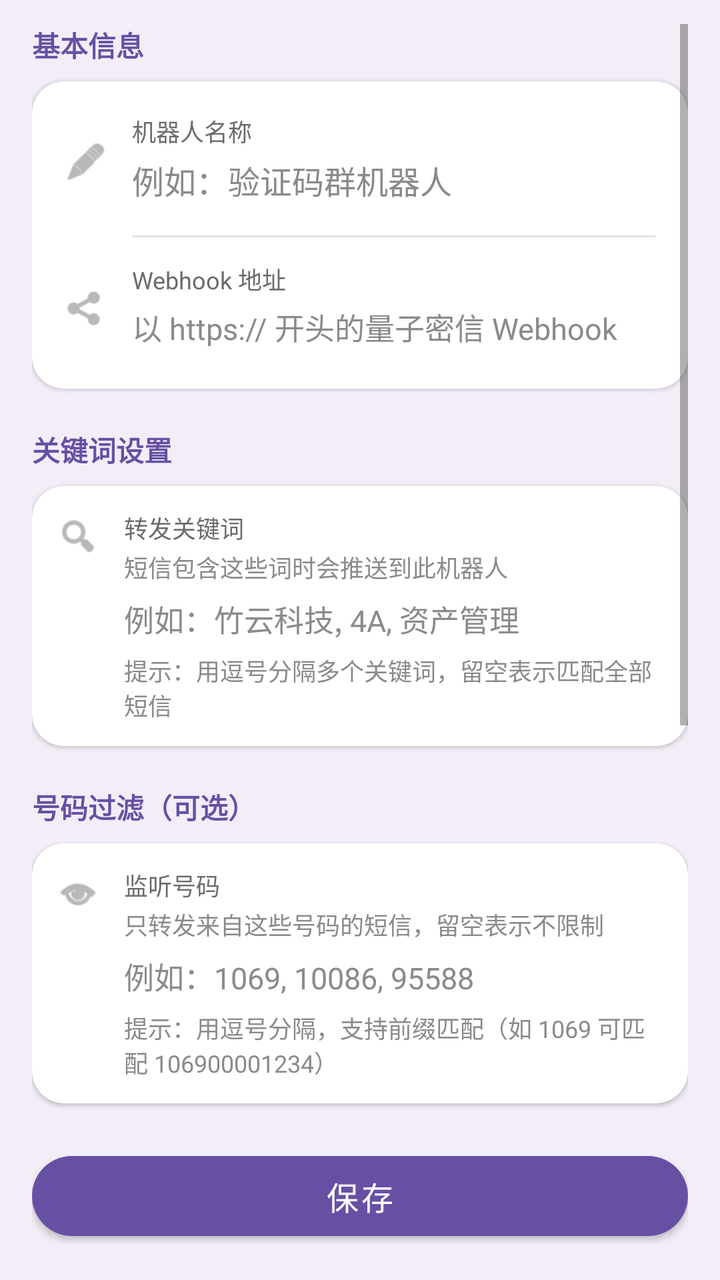
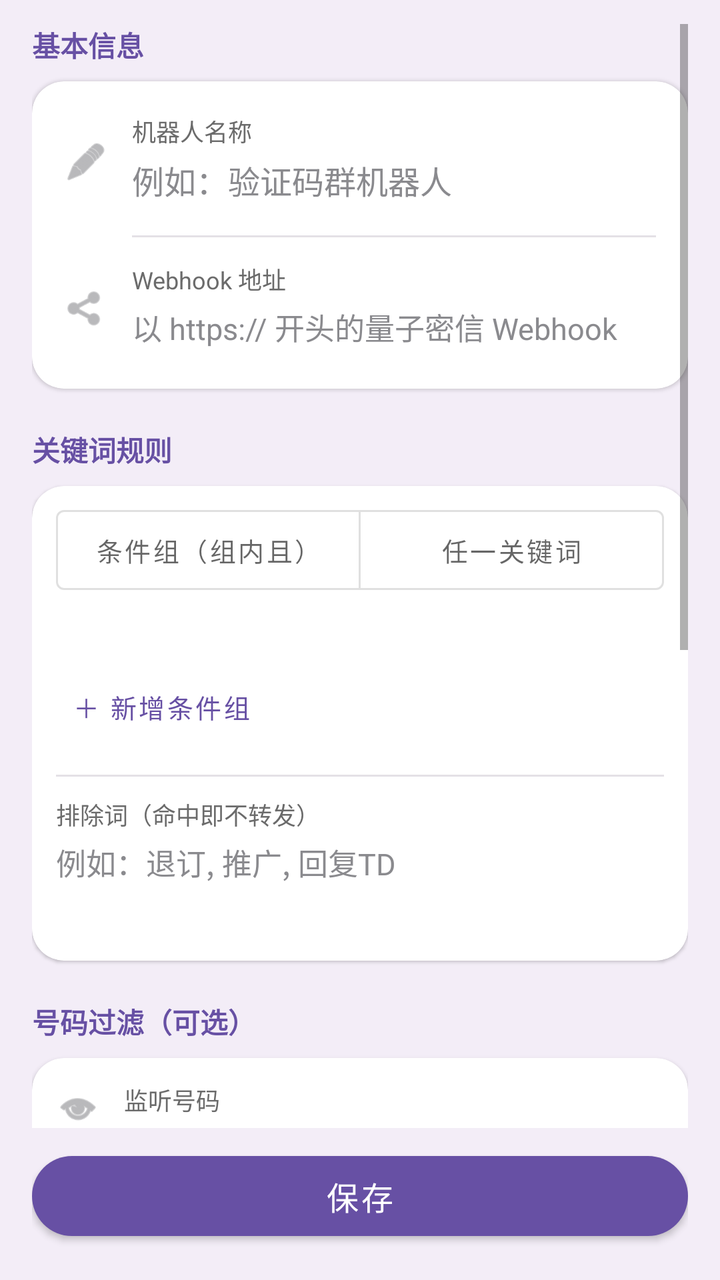

Before-and-after screenshots of an Android layout around one commit, followed by the original layout XML and the change that was made.
<!-- AndroidManifest.xml: application theme Theme.SMSForwarder -->
<!-- res/layout/activity_bot_edit.xml -->
<?xml version="1.0" encoding="utf-8"?>
<LinearLayout xmlns:android="http://schemas.android.com/apk/res/android"
    xmlns:app="http://schemas.android.com/apk/res-auto"
    android:layout_width="match_parent"
    android:layout_height="match_parent"
    android:background="@color/bg_page"
    android:orientation="vertical">

    <ScrollView
        android:layout_width="match_parent"
        android:layout_height="0dp"
        android:layout_weight="1"
        android:clipToPadding="false"
        android:paddingStart="16dp"
        android:paddingEnd="16dp"
        android:paddingTop="12dp">

        <LinearLayout
            android:layout_width="match_parent"
            android:layout_height="wrap_content"
            android:orientation="vertical">

            
            <TextView
                android:layout_width="wrap_content"
                android:layout_height="wrap_content"
                android:layout_marginBottom="8dp"
                android:text="基本信息"
                android:textColor="@color/purple_primary"
                android:textSize="14sp"
                android:textStyle="bold" />

            <com.google.android.material.card.MaterialCardView
                android:layout_width="match_parent"
                android:layout_height="wrap_content"
                app:cardBackgroundColor="@android:color/white"
                app:cardCornerRadius="16dp"
                app:cardElevation="1dp">

                <LinearLayout
                    android:layout_width="match_parent"
                    android:layout_height="wrap_content"
                    android:orientation="vertical"
                    android:padding="4dp">

                    <LinearLayout
                        android:layout_width="match_parent"
                        android:layout_height="wrap_content"
                        android:gravity="center_vertical"
                        android:orientation="horizontal"
                        android:padding="12dp">

                        <ImageView
                            android:layout_width="22dp"
                            android:layout_height="22dp"
                            android:contentDescription="机器人名称"
                            android:src="@android:drawable/ic_menu_edit"
                            android:tint="@color/text_helper" />

                        <LinearLayout
                            android:layout_width="0dp"
                            android:layout_height="wrap_content"
                            android:layout_marginStart="12dp"
                            android:layout_weight="1"
                            android:orientation="vertical">

                            <TextView
                                android:layout_width="wrap_content"
                                android:layout_height="wrap_content"
                                android:text="机器人名称"
                                android:textColor="@color/text_secondary"
                                android:textSize="12sp" />

                            <EditText
                                android:id="@+id/etBotName"
                                android:layout_width="match_parent"
                                android:layout_height="wrap_content"
                                android:background="@null"
                                android:hint="例如：验证码群机器人"
                                android:inputType="text"
                                android:maxLines="1"
                                android:paddingStart="0dp"
                                android:paddingTop="4dp"
                                android:paddingEnd="0dp"
                                android:paddingBottom="4dp"
                                android:textColor="@color/text_primary"
                                android:textColorHint="@color/text_helper"
                                android:textSize="16sp" />
                        </LinearLayout>
                    </LinearLayout>

                    <View
                        android:layout_width="match_parent"
                        android:layout_height="1dp"
                        android:layout_marginStart="46dp"
                        android:layout_marginEnd="12dp"
                        android:background="@color/divider" />

                    <LinearLayout
                        android:layout_width="match_parent"
                        android:layout_height="wrap_content"
                        android:gravity="center_vertical"
                        android:orientation="horizontal"
                        android:padding="12dp">

                        <ImageView
                            android:layout_width="22dp"
                            android:layout_height="22dp"
                            android:contentDescription="Webhook 地址"
                            android:src="@android:drawable/ic_menu_share"
                            android:tint="@color/text_helper" />

                        <LinearLayout
                            android:layout_width="0dp"
                            android:layout_height="wrap_content"
                            android:layout_marginStart="12dp"
                            android:layout_weight="1"
                            android:orientation="vertical">

                            <TextView
                                android:layout_width="wrap_content"
                                android:layout_height="wrap_content"
                                android:text="Webhook 地址"
                                android:textColor="@color/text_secondary"
                                android:textSize="12sp" />

                            <EditText
                                android:id="@+id/etWebhookUrl"
                                android:layout_width="match_parent"
                                android:layout_height="wrap_content"
                                android:background="@null"
                                android:hint="以 https:// 开头的量子密信 Webhook"
                                android:inputType="textMultiLine|textNoSuggestions"
                                android:maxLines="3"
                                android:paddingStart="0dp"
                                android:paddingTop="4dp"
                                android:paddingEnd="0dp"
                                android:paddingBottom="4dp"
                                android:textColor="@color/text_primary"
                                android:textColorHint="@color/text_helper"
                                android:textSize="15sp" />
                        </LinearLayout>
                    </LinearLayout>
                </LinearLayout>
            </com.google.android.material.card.MaterialCardView>

            
            <TextView
                android:layout_width="wrap_content"
                android:layout_height="wrap_content"
                android:layout_marginTop="20dp"
                android:layout_marginBottom="8dp"
                android:text="关键词设置"
                android:textColor="@color/purple_primary"
                android:textSize="14sp"
                android:textStyle="bold" />

            <com.google.android.material.card.MaterialCardView
                android:layout_width="match_parent"
                android:layout_height="wrap_content"
                app:cardBackgroundColor="@android:color/white"
                app:cardCornerRadius="16dp"
                app:cardElevation="1dp">

                <LinearLayout
                    android:layout_width="match_parent"
                    android:layout_height="wrap_content"
                    android:gravity="top"
                    android:orientation="horizontal"
                    android:padding="12dp">

                    <ImageView
                        android:layout_width="22dp"
                        android:layout_height="22dp"
                        android:layout_marginTop="2dp"
                        android:contentDescription="转发关键词"
                        android:src="@android:drawable/ic_menu_search"
                        android:tint="@color/text_helper" />

                    <LinearLayout
                        android:layout_width="0dp"
                        android:layout_height="wrap_content"
                        android:layout_marginStart="12dp"
                        android:layout_weight="1"
                        android:orientation="vertical">

                        <TextView
                            android:layout_width="wrap_content"
                            android:layout_height="wrap_content"
                            android:text="转发关键词"
                            android:textColor="@color/text_secondary"
                            android:textSize="12sp" />

                        <TextView
                            android:layout_width="wrap_content"
                            android:layout_height="wrap_content"
                            android:layout_marginTop="2dp"
                            android:text="短信包含这些词时会推送到此机器人"
                            android:textColor="@color/text_helper"
                            android:textSize="12sp" />

                        <EditText
                            android:id="@+id/etKeywords"
                            android:layout_width="match_parent"
                            android:layout_height="wrap_content"
                            android:layout_marginTop="6dp"
                            android:background="@null"
                            android:hint="例如：竹云科技, 4A, 资产管理"
                            android:inputType="textMultiLine|textNoSuggestions"
                            android:maxLines="3"
                            android:minLines="1"
                            android:padding="0dp"
                            android:textColor="@color/text_primary"
                            android:textColorHint="@color/text_helper"
                            android:textSize="15sp" />

                        <TextView
                            android:layout_width="match_parent"
                            android:layout_height="wrap_content"
                            android:layout_marginTop="6dp"
                            android:text="提示：用逗号分隔多个关键词，留空表示匹配全部短信"
                            android:textColor="@color/text_helper"
                            android:textSize="12sp" />
                    </LinearLayout>
                </LinearLayout>
            </com.google.android.material.card.MaterialCardView>

            
            <TextView
                android:layout_width="wrap_content"
                android:layout_height="wrap_content"
                android:layout_marginTop="20dp"
                android:layout_marginBottom="8dp"
                android:text="号码过滤（可选）"
                android:textColor="@color/purple_primary"
                android:textSize="14sp"
                android:textStyle="bold" />

            <com.google.android.material.card.MaterialCardView
                android:layout_width="match_parent"
                android:layout_height="wrap_content"
                app:cardBackgroundColor="@android:color/white"
                app:cardCornerRadius="16dp"
                app:cardElevation="1dp">

                <LinearLayout
                    android:layout_width="match_parent"
                    android:layout_height="wrap_content"
                    android:gravity="top"
                    android:orientation="horizontal"
                    android:padding="12dp">

                    <ImageView
                        android:layout_width="22dp"
                        android:layout_height="22dp"
                        android:layout_marginTop="2dp"
                        android:contentDescription="监听号码"
                        android:src="@android:drawable/ic_menu_view"
                        android:tint="@color/text_helper" />

                    <LinearLayout
                        android:layout_width="0dp"
                        android:layout_height="wrap_content"
                        android:layout_marginStart="12dp"
                        android:layout_weight="1"
                        android:orientation="vertical">

                        <TextView
                            android:layout_width="wrap_content"
                            android:layout_height="wrap_content"
                            android:text="监听号码"
                            android:textColor="@color/text_secondary"
                            android:textSize="12sp" />

                        <TextView
                            android:layout_width="wrap_content"
                            android:layout_height="wrap_content"
                            android:layout_marginTop="2dp"
                            android:text="只转发来自这些号码的短信，留空表示不限制"
                            android:textColor="@color/text_helper"
                            android:textSize="12sp" />

                        <EditText
                            android:id="@+id/etSenderFilters"
                            android:layout_width="match_parent"
                            android:layout_height="wrap_content"
                            android:layout_marginTop="6dp"
                            android:background="@null"
                            android:hint="例如：1069, 10086, 95588"
                            android:inputType="textMultiLine|textNoSuggestions"
                            android:maxLines="3"
                            android:minLines="1"
                            android:padding="0dp"
                            android:textColor="@color/text_primary"
                            android:textColorHint="@color/text_helper"
                            android:textSize="15sp" />

                        <TextView
                            android:layout_width="match_parent"
                            android:layout_height="wrap_content"
                            android:layout_marginTop="6dp"
                            android:text="提示：用逗号分隔，支持前缀匹配（如 1069 可匹配 106900001234）"
                            android:textColor="@color/text_helper"
                            android:textSize="12sp" />
                    </LinearLayout>
                </LinearLayout>
            </com.google.android.material.card.MaterialCardView>

            
            <TextView
                android:layout_width="wrap_content"
                android:layout_height="wrap_content"
                android:layout_marginTop="20dp"
                android:layout_marginBottom="8dp"
                android:text="状态"
                android:textColor="@color/purple_primary"
                android:textSize="14sp"
                android:textStyle="bold" />

            <com.google.android.material.card.MaterialCardView
                android:layout_width="match_parent"
                android:layout_height="wrap_content"
                app:cardBackgroundColor="@android:color/white"
                app:cardCornerRadius="16dp"
                app:cardElevation="1dp">

                <LinearLayout
                    android:layout_width="match_parent"
                    android:layout_height="wrap_content"
                    android:orientation="vertical"
                    android:padding="12dp">

                    <Switch
                        android:id="@+id/switchBotEnabled"
                        android:layout_width="match_parent"
                        android:layout_height="wrap_content"
                        android:checked="true"
                        android:paddingTop="4dp"
                        android:paddingBottom="4dp"
                        android:text="启用机器人"
                        android:textColor="@color/text_primary"
                        android:textSize="16sp" />

                    <TextView
                        android:layout_width="match_parent"
                        android:layout_height="wrap_content"
                        android:text="关闭后不会转发短信到此机器人"
                        android:textColor="@color/text_helper"
                        android:textSize="12sp" />

                    <View
                        android:layout_width="match_parent"
                        android:layout_height="1dp"
                        android:layout_marginTop="10dp"
                        android:layout_marginBottom="10dp"
                        android:background="@color/divider" />

                    <CheckBox
                        android:id="@+id/cbMentioned"
                        android:layout_width="match_parent"
                        android:layout_height="wrap_content"
                        android:text="开启 @提醒功能"
                        android:textColor="@color/text_primary"
                        android:textSize="15sp" />

                    <EditText
                        android:id="@+id/etMentionMobiles"
                        android:layout_width="match_parent"
                        android:layout_height="wrap_content"
                        android:layout_marginTop="6dp"
                        android:background="@null"
                        android:hint="@指定人员手机号（逗号分隔，留空则 @所有人）"
                        android:inputType="textMultiLine|textNoSuggestions"
                        android:maxLines="2"
                        android:padding="0dp"
                        android:textColor="@color/text_primary"
                        android:textColorHint="@color/text_helper"
                        android:textSize="15sp" />
                </LinearLayout>
            </com.google.android.material.card.MaterialCardView>

            <View
                android:layout_width="match_parent"
                android:layout_height="96dp" />
        </LinearLayout>
    </ScrollView>

    <FrameLayout
        android:layout_width="match_parent"
        android:layout_height="wrap_content"
        android:background="@color/bg_page"
        android:paddingStart="16dp"
        android:paddingTop="8dp"
        android:paddingEnd="16dp"
        android:paddingBottom="16dp">

        <com.google.android.material.button.MaterialButton
            android:id="@+id/btnSaveBot"
            android:layout_width="match_parent"
            android:layout_height="52dp"
            android:text="保存"
            android:textSize="16sp"
            app:cornerRadius="26dp" />
    </FrameLayout>
</LinearLayout>
<!-- resources referenced by this layout -->
<resources>
  <color name="bg_page">#F3EDF7</color>
  <color name="divider">#E4E1E6</color>
  <color name="purple_primary">#6750A4</color>
  <color name="text_helper">#8A8A8E</color>
  <color name="text_primary">#1C1B1F</color>
  <color name="text_secondary">#6B6B6B</color>
  <style name="Theme.SMSForwarder" parent="Theme.MaterialComponents.DayNight.DarkActionBar">
          <item name="colorPrimary">#6750A4</item>
          <item name="colorPrimaryVariant">#4F378B</item>
          <item name="colorOnPrimary">#FFFFFF</item>
          <item name="colorSecondary">#6750A4</item>
          <item name="colorOnSecondary">#FFFFFF</item>
      </style>
</resources>

<!-- the commit's change to res/layout/activity_bot_edit.xml (unified diff, before → after) -->
@@ -150,7 +150,7 @@
                 android:layout_height="wrap_content"
                 android:layout_marginTop="20dp"
                 android:layout_marginBottom="8dp"
-                android:text="关键词设置"
+                android:text="关键词规则"
                 android:textColor="@color/purple_primary"
                 android:textSize="14sp"
                 android:textStyle="bold" />
@@ -165,63 +165,107 @@
                 <LinearLayout
                     android:layout_width="match_parent"
                     android:layout_height="wrap_content"
-                    android:gravity="top"
-                    android:orientation="horizontal"
+                    android:orientation="vertical"
                     android:padding="12dp">
 
-                    <ImageView
-                        android:layout_width="22dp"
-                        android:layout_height="22dp"
+                    <com.google.android.material.button.MaterialButtonToggleGroup
+                        android:id="@+id/ruleModeGroup"
+                        android:layout_width="match_parent"
+                        android:layout_height="wrap_content"
+                        app:selectionRequired="true"
+                        app:singleSelection="true">
+
+                        <com.google.android.material.button.MaterialButton
+                            android:id="@+id/btnModeGroups"
+                            style="@style/Widget.MaterialComponents.Button.OutlinedButton"
+                            android:layout_width="0dp"
+                            android:layout_height="40dp"
+                            android:layout_weight="1"
+                            android:insetTop="0dp"
+                            android:insetBottom="0dp"
+                            android:text="条件组（组内且）"
+                            android:textSize="13sp" />
+
+                        <com.google.android.material.button.MaterialButton
+                            android:id="@+id/btnModeAny"
+                            style="@style/Widget.MaterialComponents.Button.OutlinedButton"
+                            android:layout_width="0dp"
+                            android:layout_height="40dp"
+                            android:layout_weight="1"
+                            android:insetTop="0dp"
+                            android:insetBottom="0dp"
+                            android:text="任一关键词"
+                            android:textSize="13sp" />
+                    </com.google.android.material.button.MaterialButtonToggleGroup>
+
+                    <TextView
+                        android:id="@+id/tvRuleHint"
+                        android:layout_width="match_parent"
+                        android:layout_height="wrap_content"
+                        android:layout_marginTop="8dp"
+                        android:lineSpacingExtra="3dp"
+                        android:textColor="@color/text_helper"
+                        android:textSize="12sp" />
+
+                    <LinearLayout
+                        android:id="@+id/llAnyContainer"
+                        android:layout_width="match_parent"
+                        android:layout_height="wrap_content"
+                        android:layout_marginTop="8dp"
+                        android:orientation="vertical"
+                        android:visibility="gone" />
+
+                    <LinearLayout
+                        android:id="@+id/llGroups"
+                        android:layout_width="match_parent"
+                        android:layout_height="wrap_content"
+                        android:layout_marginTop="8dp"
+                        android:orientation="vertical" />
+
+                    <com.google.android.material.button.MaterialButton
+                        android:id="@+id/btnAddGroup"
+                        style="@style/Widget.MaterialComponents.Button.TextButton"
+                        android:layout_width="wrap_content"
+                        android:layout_height="wrap_content"
                         android:layout_marginTop="2dp"
-                        android:contentDescription="转发关键词"
-                        android:src="@android:drawable/ic_menu_search"
-                        android:tint="@color/text_helper" />
-
-                    <LinearLayout
-                        android:layout_width="0dp"
-                        android:layout_height="wrap_content"
-                        android:layout_marginStart="12dp"
-                        android:layout_weight="1"
-                        android:orientation="vertical">
-
-                        <TextView
-                            android:layout_width="wrap_content"
-                            android:layout_height="wrap_content"
-                            android:text="转发关键词"
-                            android:textColor="@color/text_secondary"
-                            android:textSize="12sp" />
-
-                        <TextView
-                            android:layout_width="wrap_content"
-                            android:layout_height="wrap_content"
-                            android:layout_marginTop="2dp"
-                            android:text="短信包含这些词时会推送到此机器人"
-                            android:textColor="@color/text_helper"
-                            android:textSize="12sp" />
-
-                        <EditText
-                            android:id="@+id/etKeywords"
-                            android:layout_width="match_parent"
-                            android:layout_height="wrap_content"
-                            android:layout_marginTop="6dp"
-                            android:background="@null"
-                            android:hint="例如：竹云科技, 4A, 资产管理"
-                            android:inputType="textMultiLine|textNoSuggestions"
-                            android:maxLines="3"
-                            android:minLines="1"
-                            android:padding="0dp"
-                            android:textColor="@color/text_primary"
-                            android:textColorHint="@color/text_helper"
-                            android:textSize="15sp" />
-
-                        <TextView
-                            android:layout_width="match_parent"
-                            android:layout_height="wrap_content"
-                            android:layout_marginTop="6dp"
-                            android:text="提示：用逗号分隔多个关键词，留空表示匹配全部短信"
-                            android:textColor="@color/text_helper"
-                            android:textSize="12sp" />
-                    </LinearLayout>
+                        android:text="＋ 新增条件组"
+                        android:textSize="13sp" />
+
+                    <View
+                        android:layout_width="match_parent"
+                        android:layout_height="1dp"
+                        android:layout_marginTop="10dp"
+                        android:layout_marginBottom="10dp"
+                        android:background="@color/divider" />
+
+                    <TextView
+                        android:layout_width="wrap_content"
+                        android:layout_height="wrap_content"
+                        android:text="排除词（命中即不转发）"
+                        android:textColor="@color/text_secondary"
+                        android:textSize="12sp" />
+
+                    <EditText
+                        android:id="@+id/etExcludes"
+                        android:layout_width="match_parent"
+                        android:layout_height="wrap_content"
+                        android:layout_marginTop="4dp"
+                        android:background="@null"
+                        android:hint="例如：退订, 推广, 回复TD"
+                        android:inputType="textMultiLine|textNoSuggestions"
+                        android:maxLines="2"
+                        android:padding="0dp"
+                        android:textColor="@color/text_primary"
+                        android:textColorHint="@color/text_helper"
+                        android:textSize="15sp" />
+
+                    <TextView
+                        android:id="@+id/tvRuleSummary"
+                        android:layout_width="match_parent"
+                        android:layout_height="wrap_content"
+                        android:layout_marginTop="10dp"
+                        android:textColor="@color/purple_primary"
+                        android:textSize="12sp" />
                 </LinearLayout>
             </com.google.android.material.card.MaterialCardView>
 
